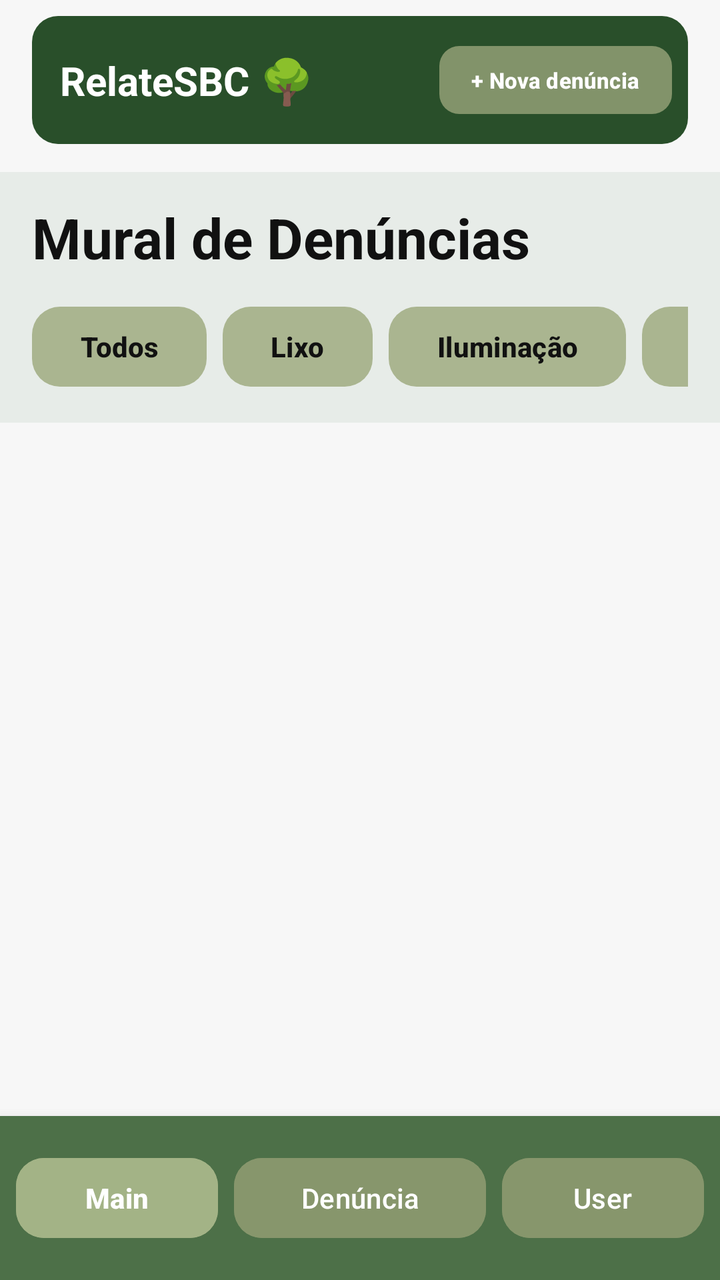
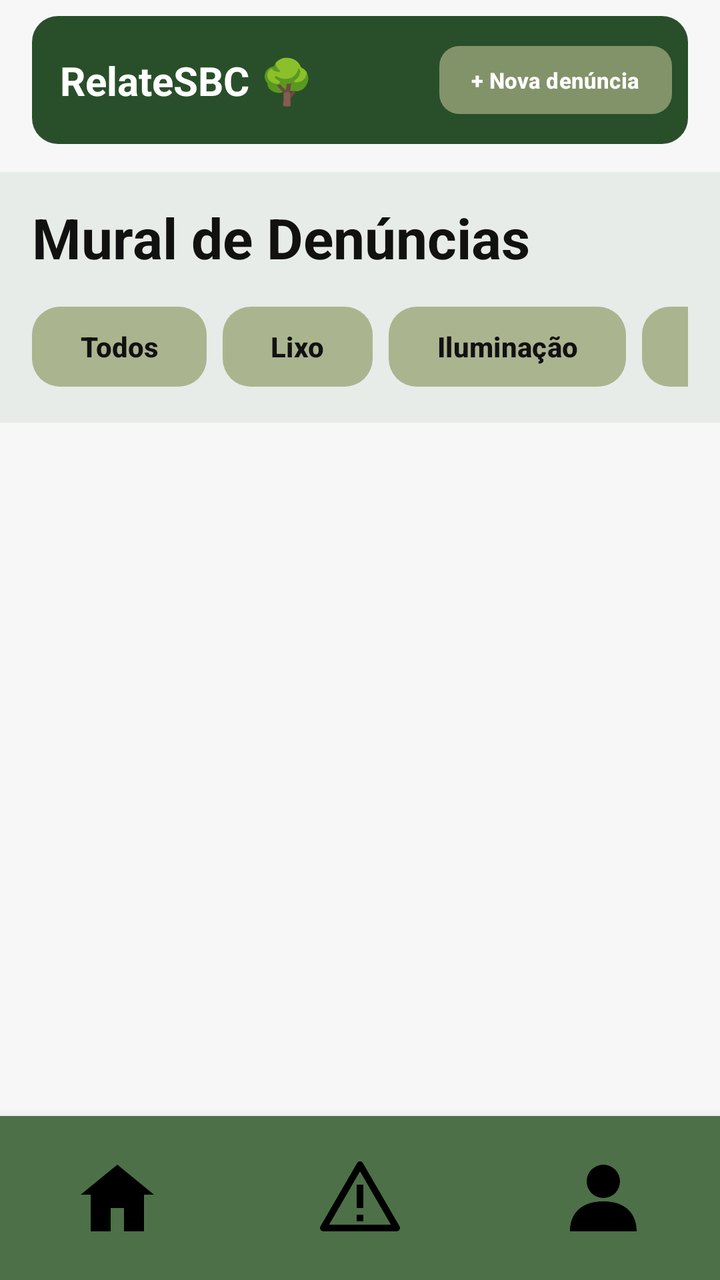

Before-and-after screenshots of an Android layout around one commit, followed by the original layout XML and the change that was made.
<!-- AndroidManifest.xml: activity theme Theme.TCC -->
<!-- res/layout/activity_main.xml -->
<?xml version="1.0" encoding="utf-8"?>
<androidx.constraintlayout.widget.ConstraintLayout
    xmlns:android="http://schemas.android.com/apk/res/android"
    xmlns:app="http://schemas.android.com/apk/res-auto"
    xmlns:tools="http://schemas.android.com/tools"
    android:id="@+id/main"
    android:layout_width="match_parent"
    android:layout_height="match_parent"
    android:background="#F7F7F7"
    tools:context=".MainActivity">

    
    <androidx.constraintlayout.widget.ConstraintLayout
        android:id="@+id/header"
        android:layout_width="0dp"
        android:layout_height="64dp"

        android:layout_marginStart="16dp"
        android:layout_marginTop="8dp"
        android:layout_marginEnd="16dp"

        android:background="@drawable/bg_header"
        android:paddingStart="14dp"
        android:paddingEnd="8dp"

        app:layout_constraintStart_toStartOf="parent"
        app:layout_constraintEnd_toEndOf="parent"
        app:layout_constraintTop_toTopOf="parent">

        <TextView
            android:id="@+id/txtLogo"
            android:layout_width="wrap_content"
            android:layout_height="wrap_content"
            android:text="RelateSBC"
            android:textColor="#FFFFFF"
            android:textSize="20sp"
            android:textStyle="bold"
            app:layout_constraintStart_toStartOf="parent"
            app:layout_constraintTop_toTopOf="parent"
            app:layout_constraintBottom_toBottomOf="parent" />

        <TextView
            android:id="@+id/txtArvore"
            android:layout_width="wrap_content"
            android:layout_height="wrap_content"
            android:layout_marginStart="5dp"
            android:text="🌳"
            android:textSize="22sp"
            app:layout_constraintStart_toEndOf="@id/txtLogo"
            app:layout_constraintTop_toTopOf="parent"
            app:layout_constraintBottom_toBottomOf="parent" />

        <com.google.android.material.button.MaterialButton
            android:id="@+id/btnNovaDenuncia"
            android:layout_width="wrap_content"
            android:layout_height="42dp"
            android:minWidth="0dp"
            android:minHeight="0dp"
            android:paddingStart="16dp"
            android:paddingEnd="16dp"
            android:text="+ Nova denúncia"
            android:textAllCaps="false"
            android:textColor="#FFFFFF"
            android:textSize="11sp"
            android:textStyle="bold"
            app:backgroundTint="#82936A"
            app:cornerRadius="10dp"

            app:layout_constraintEnd_toEndOf="parent"
            app:layout_constraintTop_toTopOf="parent"
            app:layout_constraintBottom_toBottomOf="parent" />

    </androidx.constraintlayout.widget.ConstraintLayout>


    
    <LinearLayout
        android:id="@+id/areaFiltros"
        android:layout_width="0dp"
        android:layout_height="wrap_content"
        android:layout_marginTop="14dp"
        android:background="#E7ECE8"
        android:orientation="vertical"
        android:paddingStart="16dp"
        android:paddingTop="14dp"
        android:paddingEnd="16dp"
        android:paddingBottom="14dp"
        app:layout_constraintEnd_toEndOf="parent"
        app:layout_constraintStart_toStartOf="parent"
        app:layout_constraintTop_toBottomOf="@id/header">

        <TextView
            android:layout_width="match_parent"
            android:layout_height="wrap_content"
            android:text="Mural de Denúncias"
            android:textColor="#111111"
            android:textSize="28sp"
            android:textStyle="bold" />

        
        <HorizontalScrollView
            android:layout_width="match_parent"
            android:layout_height="wrap_content"
            android:layout_marginTop="12dp"
            android:fillViewport="false"
            android:scrollbars="none">

            <LinearLayout
                android:layout_width="wrap_content"
                android:layout_height="wrap_content"
                android:orientation="horizontal">

                <com.google.android.material.button.MaterialButton
                    android:id="@+id/btnTodos"
                    android:layout_width="wrap_content"
                    android:layout_height="48dp"
                    android:minWidth="0dp"
                    android:text="Todos"
                    android:textAllCaps="false"
                    android:textColor="#111111"
                    android:textStyle="bold"
                    app:backgroundTint="#AAB590"
                    app:cornerRadius="14dp" />

                <com.google.android.material.button.MaterialButton
                    android:id="@+id/btnLixo"
                    android:layout_width="wrap_content"
                    android:layout_height="48dp"
                    android:layout_marginStart="8dp"
                    android:minWidth="0dp"
                    android:text="Lixo"
                    android:textAllCaps="false"
                    android:textColor="#111111"
                    android:textStyle="bold"
                    app:backgroundTint="#AAB590"
                    app:cornerRadius="14dp" />

                <com.google.android.material.button.MaterialButton
                    android:id="@+id/btnIluminacao"
                    android:layout_width="wrap_content"
                    android:layout_height="48dp"
                    android:layout_marginStart="8dp"
                    android:minWidth="0dp"
                    android:text="Iluminação"
                    android:textAllCaps="false"
                    android:textColor="#111111"
                    android:textStyle="bold"
                    app:backgroundTint="#AAB590"
                    app:cornerRadius="14dp" />

                <com.google.android.material.button.MaterialButton
                    android:id="@+id/btnPavimentacao"
                    android:layout_width="wrap_content"
                    android:layout_height="48dp"
                    android:layout_marginStart="8dp"
                    android:minWidth="0dp"
                    android:text="Pavimentação"
                    android:textAllCaps="false"
                    android:textColor="#111111"
                    android:textStyle="bold"
                    app:backgroundTint="#AAB590"
                    app:cornerRadius="14dp" />

                <com.google.android.material.button.MaterialButton
                    android:id="@+id/btnOutros"
                    android:layout_width="wrap_content"
                    android:layout_height="48dp"
                    android:layout_marginStart="8dp"
                    android:layout_marginEnd="8dp"
                    android:minWidth="0dp"
                    android:text="Outros"
                    android:textAllCaps="false"
                    android:textColor="#111111"
                    android:textStyle="bold"
                    app:backgroundTint="#AAB590"
                    app:cornerRadius="14dp" />

            </LinearLayout>

        </HorizontalScrollView>

    </LinearLayout>


    
    <androidx.recyclerview.widget.RecyclerView
        android:id="@+id/recyclerItens"
        android:layout_width="0dp"
        android:layout_height="0dp"
        android:clipToPadding="false"
        android:paddingStart="12dp"
        android:paddingTop="12dp"
        android:paddingEnd="12dp"
        android:paddingBottom="16dp"
        app:layout_constraintBottom_toTopOf="@id/bottomNavigation"
        app:layout_constraintEnd_toEndOf="parent"
        app:layout_constraintStart_toStartOf="parent"
        app:layout_constraintTop_toBottomOf="@id/areaFiltros"
        tools:listitem="@layout/item_card" />

    <TextView
        android:id="@+id/textSemResultados"
        android:layout_width="0dp"
        android:layout_height="wrap_content"
        android:layout_marginStart="20dp"
        android:layout_marginEnd="20dp"
        android:gravity="center"
        android:text="Nenhuma denúncia encontrada."
        android:textColor="#666666"
        android:textSize="16sp"
        android:visibility="gone"
        app:layout_constraintBottom_toTopOf="@id/bottomNavigation"
        app:layout_constraintEnd_toEndOf="parent"
        app:layout_constraintStart_toStartOf="parent"
        app:layout_constraintTop_toBottomOf="@id/areaFiltros" />


    
    <androidx.constraintlayout.widget.ConstraintLayout
        android:id="@+id/bottomNavigation"
        android:layout_width="0dp"
        android:layout_height="82dp"
        android:background="#4D7048"
        android:elevation="10dp"
        app:layout_constraintBottom_toBottomOf="parent"
        app:layout_constraintEnd_toEndOf="parent"
        app:layout_constraintStart_toStartOf="parent">

        <Button
            android:id="@+id/btnMain"
            android:layout_width="0dp"
            android:layout_height="48dp"
            android:layout_marginStart="8dp"
            android:layout_marginEnd="4dp"
            android:backgroundTint="#A3B386"
            android:text="Main"
            android:textAllCaps="false"
            android:textColor="#FFFFFF"
            android:textStyle="bold"
            app:cornerRadius="14dp"
            app:layout_constraintBottom_toBottomOf="parent"
            app:layout_constraintEnd_toStartOf="@id/btnDenuncia"
            app:layout_constraintHorizontal_weight="1"
            app:layout_constraintStart_toStartOf="parent"
            app:layout_constraintTop_toTopOf="parent" />

        <Button
            android:id="@+id/btnDenuncia"
            android:layout_width="0dp"
            android:layout_height="48dp"
            android:layout_marginStart="4dp"
            android:layout_marginEnd="4dp"
            android:backgroundTint="#87966C"
            android:text="Denúncia"
            android:textAllCaps="false"
            android:textColor="#FFFFFF"
            app:cornerRadius="14dp"
            app:layout_constraintBottom_toBottomOf="parent"
            app:layout_constraintEnd_toStartOf="@id/btnUser"
            app:layout_constraintHorizontal_weight="1.25"
            app:layout_constraintStart_toEndOf="@id/btnMain"
            app:layout_constraintTop_toTopOf="parent" />

        <Button
            android:id="@+id/btnUser"
            android:layout_width="0dp"
            android:layout_height="48dp"
            android:layout_marginStart="4dp"
            android:layout_marginEnd="8dp"
            android:backgroundTint="#87966C"
            android:text="User"
            android:textAllCaps="false"
            android:textColor="#FFFFFF"
            app:cornerRadius="14dp"
            app:layout_constraintBottom_toBottomOf="parent"
            app:layout_constraintEnd_toEndOf="parent"
            app:layout_constraintHorizontal_weight="1"
            app:layout_constraintStart_toEndOf="@id/btnDenuncia"
            app:layout_constraintTop_toTopOf="parent" />

    </androidx.constraintlayout.widget.ConstraintLayout>

</androidx.constraintlayout.widget.ConstraintLayout>
<!-- res/layout/item_card.xml (included above) -->
<?xml version="1.0" encoding="utf-8"?>
<com.google.android.material.card.MaterialCardView
    xmlns:android="http://schemas.android.com/apk/res/android"
    xmlns:app="http://schemas.android.com/apk/res-auto"

    android:layout_width="match_parent"
    android:layout_height="wrap_content"
    android:layout_marginBottom="16dp"

    app:cardBackgroundColor="#FFFFFF"
    app:cardCornerRadius="14dp"
    app:cardElevation="0dp"
    app:strokeColor="#222222"
    app:strokeWidth="1dp">


    <LinearLayout
        android:layout_width="match_parent"
        android:layout_height="wrap_content"
        android:orientation="vertical">


        

        <ImageView
            android:id="@+id/cardFoto"
            android:layout_width="match_parent"
            android:layout_height="210dp"
            android:background="#DDDDDD"
            android:contentDescription="Foto da denúncia"
            android:scaleType="centerCrop" />


        

        <LinearLayout
            android:layout_width="match_parent"
            android:layout_height="wrap_content"
            android:orientation="vertical"
            android:padding="16dp">


            

            <LinearLayout
                android:layout_width="match_parent"
                android:layout_height="wrap_content"
                android:gravity="center_vertical"
                android:orientation="horizontal">


                <TextView
                    android:id="@+id/cardStatus"
                    android:layout_width="wrap_content"
                    android:layout_height="wrap_content"
                    android:background="@drawable/bg_status"
                    android:paddingStart="12dp"
                    android:paddingTop="6dp"
                    android:paddingEnd="12dp"
                    android:paddingBottom="6dp"
                    android:text="Em andamento"
                    android:textColor="#111111"
                    android:textSize="16sp"
                    android:textStyle="bold" />


                <Space
                    android:layout_width="0dp"
                    android:layout_height="1dp"
                    android:layout_weight="1" />


                <TextView
                    android:id="@+id/cardTempo"
                    android:layout_width="wrap_content"
                    android:layout_height="wrap_content"
                    android:text="agora"
                    android:textColor="#333333"
                    android:textSize="14sp" />

            </LinearLayout>


            

            <TextView
                android:id="@+id/cardTitulo"
                android:layout_width="match_parent"
                android:layout_height="wrap_content"
                android:layout_marginTop="14dp"
                android:text="Buraco na rua"
                android:textColor="#111111"
                android:textSize="24sp"
                android:textStyle="bold" />


            

            <TextView
                android:id="@+id/cardCategoria"
                android:layout_width="wrap_content"
                android:layout_height="wrap_content"
                android:layout_marginTop="4dp"
                android:text="Pavimentação"
                android:textColor="#667257"
                android:textSize="14sp"
                android:textStyle="bold" />


            

            <TextView
                android:id="@+id/cardDescricao"
                android:layout_width="match_parent"
                android:layout_height="wrap_content"
                android:layout_marginTop="10dp"
                android:text="Tampa de bueiro quebrada podendo causar acidentes."
                android:textColor="#222222"
                android:textSize="16sp" />


            

            <LinearLayout
                android:layout_width="match_parent"
                android:layout_height="wrap_content"
                android:layout_marginTop="18dp"
                android:gravity="center_vertical"
                android:orientation="horizontal">


                <TextView
                    android:layout_width="wrap_content"
                    android:layout_height="wrap_content"
                    android:text="⌖"
                    android:textColor="#111111"
                    android:textSize="28sp" />


                <TextView
                    android:id="@+id/cardEndereco"
                    android:layout_width="0dp"
                    android:layout_height="wrap_content"
                    android:layout_marginStart="10dp"
                    android:layout_weight="1"
                    android:text="Rua relateSBC 203"
                    android:textColor="#222222"
                    android:textSize="16sp" />

            </LinearLayout>

        </LinearLayout>

    </LinearLayout>

</com.google.android.material.card.MaterialCardView>
<!-- resources referenced by this layout -->
<resources>
  <!-- drawable bg_header (drawable) -->
  <?xml version="1.0" encoding="utf-8"?>
  <shape
      xmlns:android="http://schemas.android.com/apk/res/android">
  
      <solid android:color="#294F2A" />
  
      <corners android:radius="13dp" />
  
  </shape>
  <!-- drawable bg_status (drawable) -->
  <?xml version="1.0" encoding="utf-8"?>
  <shape xmlns:android="http://schemas.android.com/apk/res/android">
  
      <solid android:color="#F4BD83" />
  
      <corners android:radius="12dp" />
  
  </shape>
  <style name="Theme.TCC" parent="Base.Theme.TCC" />
  <style name="Base.Theme.TCC" parent="Theme.Material3.DayNight.NoActionBar">
          
          
      </style>
</resources>

<!-- the commit's change to res/layout/activity_main.xml (unified diff, before → after) -->
@@ -223,55 +223,57 @@
         android:background="#4D7048"
         android:elevation="10dp"
         app:layout_constraintBottom_toBottomOf="parent"
-        app:layout_constraintEnd_toEndOf="parent"
-        app:layout_constraintStart_toStartOf="parent">
-
-        <Button
+        app:layout_constraintStart_toStartOf="parent"
+        app:layout_constraintEnd_toEndOf="parent">
+
+        
+        <ImageButton
             android:id="@+id/btnMain"
             android:layout_width="0dp"
-            android:layout_height="48dp"
+            android:layout_height="60dp"
             android:layout_marginStart="8dp"
             android:layout_marginEnd="4dp"
-            android:backgroundTint="#A3B386"
-            android:text="Main"
-            android:textAllCaps="false"
-            android:textColor="#FFFFFF"
-            android:textStyle="bold"
-            app:cornerRadius="14dp"
+            android:background="?attr/selectableItemBackgroundBorderless"
+            android:src="@drawable/ic_home"
+            android:contentDescription="Início"
+            android:scaleType="fitCenter"
+            android:padding="10dp"
             app:layout_constraintBottom_toBottomOf="parent"
             app:layout_constraintEnd_toStartOf="@id/btnDenuncia"
             app:layout_constraintHorizontal_weight="1"
             app:layout_constraintStart_toStartOf="parent"
             app:layout_constraintTop_toTopOf="parent" />
 
-        <Button
+        
+        <ImageButton
             android:id="@+id/btnDenuncia"
             android:layout_width="0dp"
-            android:layout_height="48dp"
+            android:layout_height="60dp"
             android:layout_marginStart="4dp"
             android:layout_marginEnd="4dp"
-            android:backgroundTint="#87966C"
-            android:text="Denúncia"
-            android:textAllCaps="false"
-            android:textColor="#FFFFFF"
-            app:cornerRadius="14dp"
+            android:background="?attr/selectableItemBackgroundBorderless"
+            android:src="@drawable/ic_warning"
+            android:contentDescription="Denúncia"
+            android:scaleType="fitCenter"
+            android:padding="10dp"
             app:layout_constraintBottom_toBottomOf="parent"
             app:layout_constraintEnd_toStartOf="@id/btnUser"
             app:layout_constraintHorizontal_weight="1.25"
             app:layout_constraintStart_toEndOf="@id/btnMain"
             app:layout_constraintTop_toTopOf="parent" />
 
-        <Button
+        
+        <ImageButton
             android:id="@+id/btnUser"
             android:layout_width="0dp"
-            android:layout_height="48dp"
+            android:layout_height="60dp"
             android:layout_marginStart="4dp"
             android:layout_marginEnd="8dp"
-            android:backgroundTint="#87966C"
-            android:text="User"
-            android:textAllCaps="false"
-            android:textColor="#FFFFFF"
-            app:cornerRadius="14dp"
+            android:background="?attr/selectableItemBackgroundBorderless"
+            android:src="@drawable/ic_person"
+            android:contentDescription="Perfil"
+            android:scaleType="fitCenter"
+            android:padding="10dp"
             app:layout_constraintBottom_toBottomOf="parent"
             app:layout_constraintEnd_toEndOf="parent"
             app:layout_constraintHorizontal_weight="1"
<!-- resource entries referenced after the edit -->
@@ -19,6 +19,49 @@
       <corners android:radius="12dp" />
   
   </shape>
+  <!-- drawable ic_home (drawable) -->
+  <?xml version="1.0" encoding="utf-8"?>
+  <vector xmlns:android="http://schemas.android.com/apk/res/android"
+      android:width="40dp"
+      android:height="40dp"
+      android:viewportWidth="24"
+      android:viewportHeight="24">
+  
+      <path
+          android:fillColor="#000000"
+          android:pathData="M12,2 L1,11 H4 V22 H10 V15 H14 V22 H20 V11 H23 Z" />
+  </vector>
+  <!-- drawable ic_person (drawable) -->
+  <?xml version="1.0" encoding="utf-8"?>
+  <vector xmlns:android="http://schemas.android.com/apk/res/android"
+      android:width="40dp"
+      android:height="40dp"
+      android:viewportWidth="24"
+      android:viewportHeight="24">
+  
+      <path
+          android:fillColor="#000000"
+          android:pathData="M12,2 A5,5 0,1 1,12 12 A5,5 0,1 1,12 2 Z M12,13 C5,13 2,17 2,22 H22 C22,17 19,13 12,13 Z" />
+  </vector>
+  <!-- drawable ic_warning (drawable) -->
+  <?xml version="1.0" encoding="utf-8"?>
+  <vector xmlns:android="http://schemas.android.com/apk/res/android"
+      android:width="40dp"
+      android:height="40dp"
+      android:viewportWidth="24"
+      android:viewportHeight="24">
+  
+      <path
+          android:fillColor="#00000000"
+          android:strokeColor="#000000"
+          android:strokeWidth="2"
+          android:strokeLineJoin="round"
+          android:pathData="M12,2 L23,21 H1 Z" />
+  
+      <path
+          android:fillColor="#000000"
+          android:pathData="M11,8 H13 V15 H11 Z M11,17 H13 V19 H11 Z" />
+  </vector>
   <style name="Theme.TCC" parent="Base.Theme.TCC" />
   <style name="Base.Theme.TCC" parent="Theme.Material3.DayNight.NoActionBar">
           
